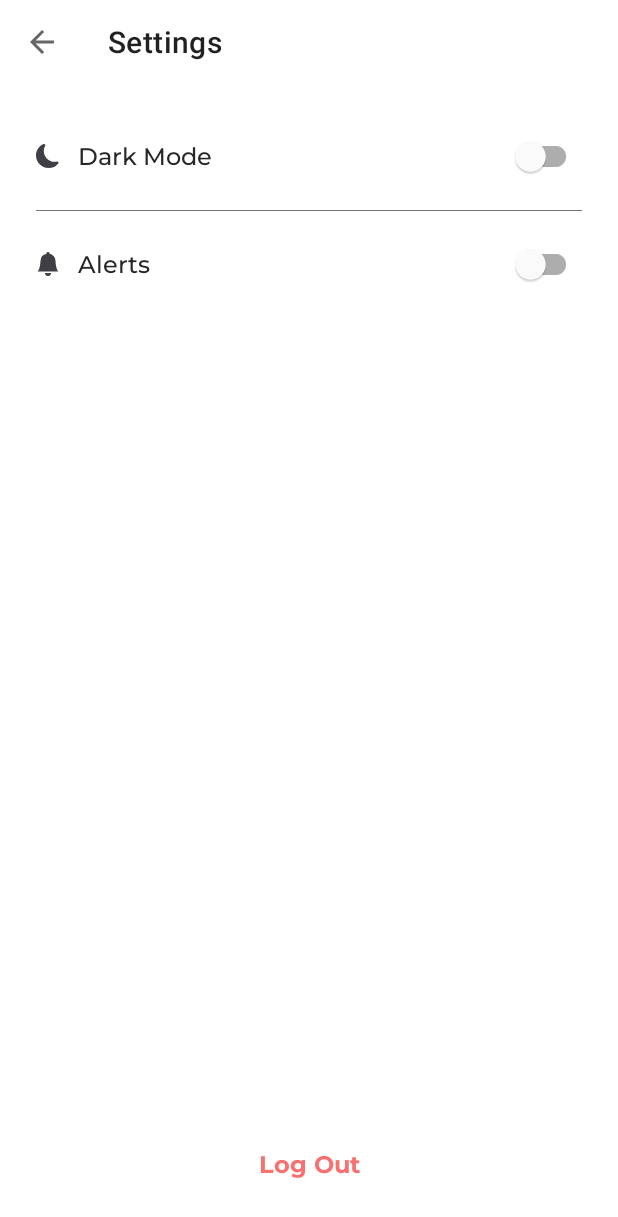
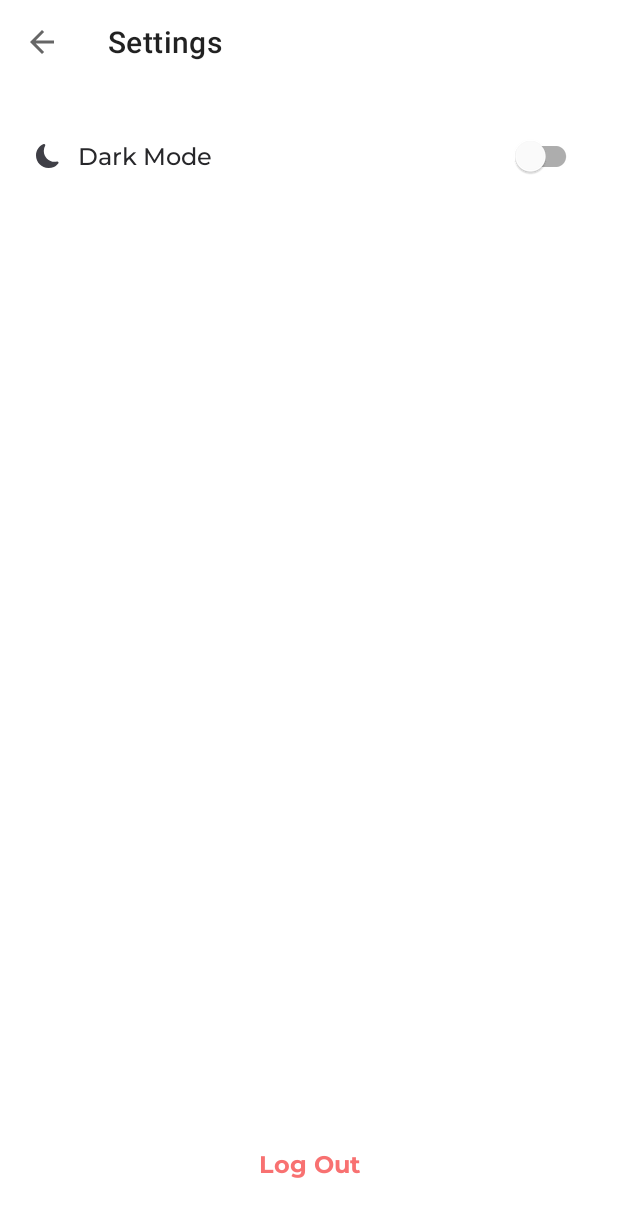
Before and after one commit to SunSavvy/Bangkit2023-SunSavvy, an Android app: the SettingsActivity screen opened directly, with no data from a screen before it, on a phone screen of 412 x 824 dp. Shown: the top 1217 px of the screen. Run offline under Robolectric (Android 15) with nearby library versions, the phone set to English and light mode, and no system bars; 8 statements that could not run were skipped.

Commit message:
Done, I guess...

```diff
--- a/app/src/main/java/com/bangkit/sunsavvy/MainActivity.kt
+++ b/app/src/main/java/com/bangkit/sunsavvy/MainActivity.kt
@@ -87,6 +87,9 @@ class MainActivity : AppCompatActivity() {
                 swipeRefreshLayout.isRefreshing = false
             }, 500)
         }
+
+        val alarmHelper = AlarmHelper(this)
+        alarmHelper.setAlarms()
     }
 
     override fun onSupportNavigateUp(): Boolean {
--- a/app/src/main/java/com/bangkit/sunsavvy/notif/AlarmHelper.kt
+++ b/app/src/main/java/com/bangkit/sunsavvy/notif/AlarmHelper.kt
@@ -9,7 +9,7 @@ import java.util.*
 class AlarmHelper(private val context: Context) {
 
     fun setAlarms() {
-        val alarmTimes = listOf("05:00", "07:00", "09:00", "11:00", "13:00", "15:00", "17:00", "19:00")
+        val alarmTimes = listOf("05:30", "07:30", "09:30", "11:30", "13:30", "15:30", "17:30")
         val alarmManager = context.getSystemService(Context.ALARM_SERVICE) as AlarmManager
 
         for (time in alarmTimes) {
--- a/app/src/main/java/com/bangkit/sunsavvy/ui/settings/SettingsActivity.kt
+++ b/app/src/main/java/com/bangkit/sunsavvy/ui/settings/SettingsActivity.kt
@@ -54,23 +54,23 @@ class SettingsActivity : AppCompatActivity() {
         }
 
         settingsViewModel.getAlertSettings().observe(this) { isAlertActive: Boolean ->
-            if (isAlertActive) {
-//                val alarmHelper = AlarmHelper(this)
-//                alarmHelper.setAlarms()
-                binding.switchAlerts.isChecked = true
-            } else {
-//                val notificationManager = getSystemService(NOTIFICATION_SERVICE) as NotificationManager
-//                notificationManager.cancelAll()
-                binding.switchAlerts.isChecked = false
-            }
+//            if (isAlertActive) {
+////                val alarmHelper = AlarmHelper(this)
+////                alarmHelper.setAlarms()
+//                binding.switchAlerts.isChecked = true
+//            } else {
+////                val notificationManager = getSystemService(NOTIFICATION_SERVICE) as NotificationManager
+////                notificationManager.cancelAll()
+//                binding.switchAlerts.isChecked = false
+//            }
         }
 
         binding.switchTheme.setOnCheckedChangeListener { _: CompoundButton?, isChecked: Boolean ->
             settingsViewModel.saveThemeSetting(isChecked)
         }
-        binding.switchAlerts.setOnCheckedChangeListener { _: CompoundButton?, isChecked: Boolean ->
-            settingsViewModel.saveAlertSetting(isChecked)
-        }
+//        binding.switchAlerts.setOnCheckedChangeListener { _: CompoundButton?, isChecked: Boolean ->
+//            settingsViewModel.saveAlertSetting(isChecked)
+//        }
 
         binding.btnLogOut.setOnClickListener {
             val builder = AlertDialog.Builder(this, R.style.Dialog_Primary)
--- a/app/src/main/res/layout/activity_settings.xml
+++ b/app/src/main/res/layout/activity_settings.xml
@@ -38,12 +38,12 @@
             app:layout_constraintStart_toStartOf="parent"
             app:layout_constraintTop_toTopOf="@+id/switch_theme" />
 
-        <View
-            android:layout_width="match_parent"
-            android:layout_height="@dimen/hairline"
-            android:background="?attr/colorSecondaryVariant"
-            app:layout_constraintBottom_toTopOf="@+id/switch_alerts"
-            app:layout_constraintTop_toBottomOf="@+id/switch_theme" />
+<!--        <View-->
+<!--            android:layout_width="match_parent"-->
+<!--            android:layout_height="@dimen/hairline"-->
+<!--            android:background="?attr/colorSecondaryVariant"-->
+<!--            app:layout_constraintBottom_toTopOf="@+id/switch_alerts"-->
+<!--            app:layout_constraintTop_toBottomOf="@+id/switch_theme" />-->
 
         <com.google.android.material.switchmaterial.SwitchMaterial
             android:id="@+id/switch_theme"
@@ -52,29 +52,29 @@
             app:layout_constraintEnd_toEndOf="parent"
             app:layout_constraintTop_toTopOf="parent" />
 
-        <TextView
-            android:id="@+id/txt_alerts"
-            android:layout_width="wrap_content"
-            android:layout_height="wrap_content"
-            android:drawablePadding="@dimen/space_md"
-            android:fontFamily="@font/montserrat_medium"
-            android:text="@string/view_alerts"
-            android:textAlignment="textStart"
-            android:textAllCaps="false"
-            android:textColor="?attr/colorOnPrimary"
-            android:textSize="@dimen/text_md"
-            app:drawableStartCompat="@drawable/ic_bell"
-            app:layout_constraintBottom_toBottomOf="@+id/switch_alerts"
-            app:layout_constraintStart_toStartOf="parent"
-            app:layout_constraintTop_toTopOf="@+id/switch_alerts" />
+<!--        <TextView-->
+<!--            android:id="@+id/txt_alerts"-->
+<!--            android:layout_width="wrap_content"-->
+<!--            android:layout_height="wrap_content"-->
+<!--            android:drawablePadding="@dimen/space_md"-->
+<!--            android:fontFamily="@font/montserrat_medium"-->
+<!--            android:text="@string/view_alerts"-->
+<!--            android:textAlignment="textStart"-->
+<!--            android:textAllCaps="false"-->
+<!--            android:textColor="?attr/colorOnPrimary"-->
+<!--            android:textSize="@dimen/text_md"-->
+<!--            app:drawableStartCompat="@drawable/ic_bell"-->
+<!--            app:layout_constraintBottom_toBottomOf="@+id/switch_alerts"-->
+<!--            app:layout_constraintStart_toStartOf="parent"-->
+<!--            app:layout_constraintTop_toTopOf="@+id/switch_alerts" />-->
 
-        <com.google.android.material.switchmaterial.SwitchMaterial
-            android:id="@+id/switch_alerts"
-            android:layout_width="wrap_content"
-            android:layout_height="wrap_content"
-            android:layout_marginTop="@dimen/space_lg"
-            app:layout_constraintEnd_toEndOf="parent"
-            app:layout_constraintTop_toBottomOf="@+id/switch_theme" />
+<!--        <com.google.android.material.switchmaterial.SwitchMaterial-->
+<!--            android:id="@+id/switch_alerts"-->
+<!--            android:layout_width="wrap_content"-->
+<!--            android:layout_height="wrap_content"-->
+<!--            android:layout_marginTop="@dimen/space_lg"-->
+<!--            app:layout_constraintEnd_toEndOf="parent"-->
+<!--            app:layout_constraintTop_toBottomOf="@+id/switch_theme" />-->
 
     </androidx.constraintlayout.widget.ConstraintLayout>
 
--- a/app/src/main/res/values/themes.xml
+++ b/app/src/main/res/values/themes.xml
@@ -105,7 +105,7 @@
 
     <!-- Dialog -->
     <style name="Dialog.Primary" parent="Theme.AppCompat.Light.Dialog">
-        <item name="android:windowBackground">?attr/colorPrimaryVariant</item>
-        <item name="android:textColorAlertDialogListItem">?attr/colorAccent</item>
+        <item name="android:windowBackground">@color/white</item>
+        <item name="android:textColor">@color/lavender_400</item>
     </style>
 </resources>
```
